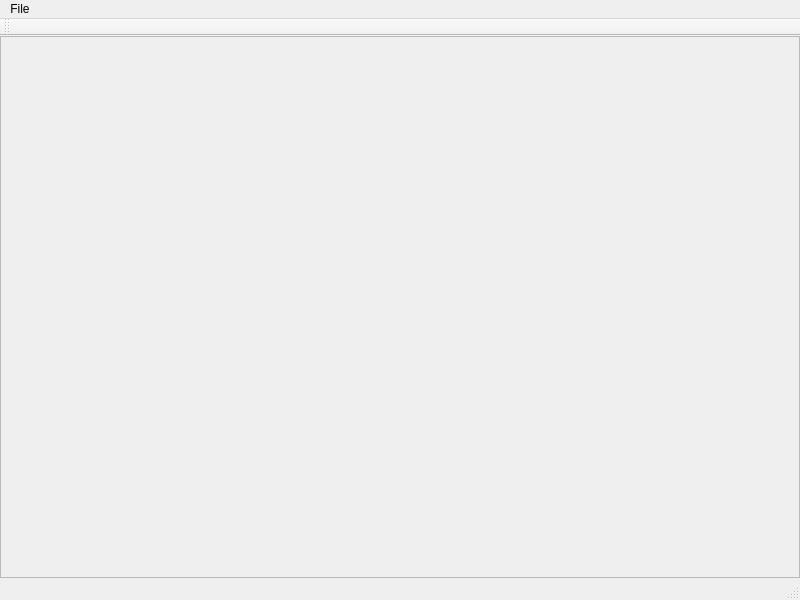
Before: the Qt Designer form gui/ignismain.ui in Meldrion/Ignis-Editor, drawn with Qt 5.
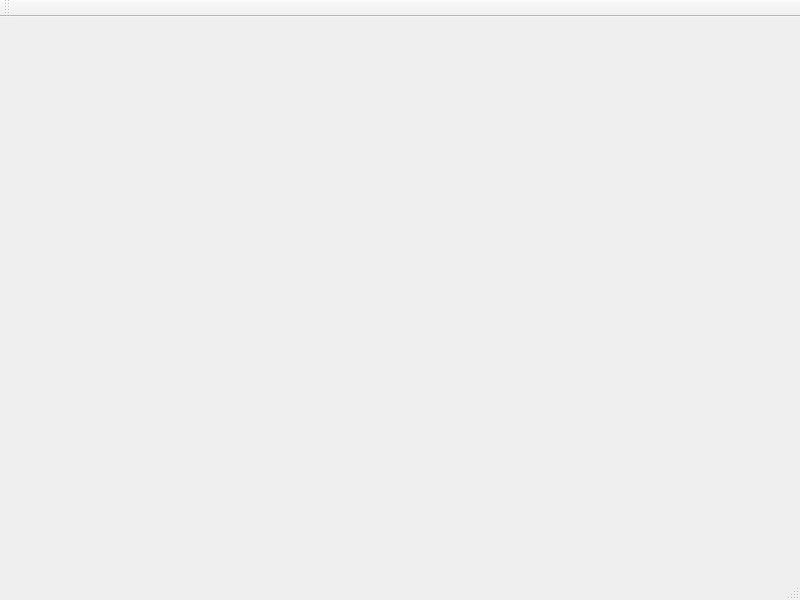
After: the same form once the commit is applied.

What changed in the file:
```diff
--- a/gui/ignismain.ui
+++ b/gui/ignismain.ui
@@ -13,66 +13,7 @@
   <property name="windowTitle">
    <string>Ignis Studio</string>
   </property>
-  <widget class="QWidget" name="centralWidget">
-   <layout class="QVBoxLayout" name="verticalLayout">
-    <property name="spacing">
-     <number>0</number>
-    </property>
-    <property name="leftMargin">
-     <number>0</number>
-    </property>
-    <property name="topMargin">
-     <number>0</number>
-    </property>
-    <property name="rightMargin">
-     <number>0</number>
-    </property>
-    <property name="bottomMargin">
-     <number>0</number>
-    </property>
-    <item>
-     <widget class="QScrollArea" name="scrollArea">
-      <property name="autoFillBackground">
-       <bool>true</bool>
-      </property>
-      <property name="widgetResizable">
-       <bool>true</bool>
-      </property>
-      <widget class="QWidget" name="scrollAreaWidgetContents">
-       <property name="geometry">
-        <rect>
-         <x>0</x>
-         <y>0</y>
-         <width>798</width>
-         <height>538</height>
-        </rect>
-       </property>
-      </widget>
-     </widget>
-    </item>
-   </layout>
-  </widget>
-  <widget class="QMenuBar" name="menuBar">
-   <property name="geometry">
-    <rect>
-     <x>0</x>
-     <y>0</y>
-     <width>800</width>
-     <height>25</height>
-    </rect>
-   </property>
-   <widget class="QMenu" name="menuFile">
-    <property name="title">
-     <string>File</string>
-    </property>
-    <addaction name="actionNew_Project"/>
-    <addaction name="actionLoad_Project"/>
-    <addaction name="actionExit_Project"/>
-    <addaction name="separator"/>
-    <addaction name="actionExit_Ignis_Studio"/>
-   </widget>
-   <addaction name="menuFile"/>
-  </widget>
+  <widget class="QWidget" name="centralWidget"/>
   <widget class="QToolBar" name="mainToolBar">
    <attribute name="toolBarArea">
     <enum>TopToolBarArea</enum>
```
Left out of the diff: 20 changed lines with no effect on the pictures.
